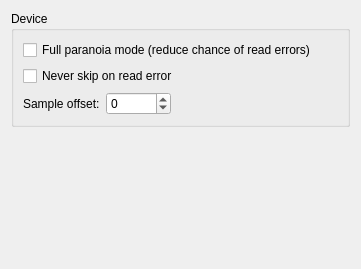
This is widgets/devicewidgetUI.ui in KDE/audex as Qt 5 draws it before an edit. The edited form follows.
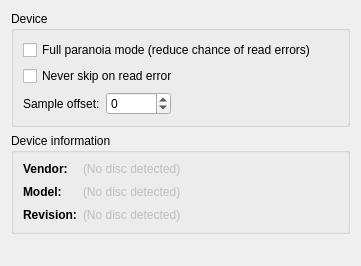
This is the edited form.

Commit message: Show device information in settings dialog

```diff
--- a/widgets/devicewidgetUI.ui
+++ b/widgets/devicewidgetUI.ui
@@ -7,7 +7,7 @@
     <x>0</x>
     <y>0</y>
     <width>361</width>
-    <height>269</height>
+    <height>266</height>
    </rect>
   </property>
   <layout class="QGridLayout" name="gridLayout_2">
@@ -69,14 +69,126 @@
     </widget>
    </item>
    <item row="1" column="0">
-    <spacer name="verticalSpacer">
+    <widget class="QGroupBox" name="gridGroupBox">
+     <property name="title">
+      <string>Device information</string>
+     </property>
+     <layout class="QGridLayout" name="gridLayout_3">
+      <property name="sizeConstraint">
+       <enum>QLayout::SetDefaultConstraint</enum>
+      </property>
+      <item row="1" column="0">
+       <widget class="QLabel" name="label_3">
+        <property name="enabled">
+         <bool>true</bool>
+        </property>
+        <property name="font">
+         <font>
+          <weight>75</weight>
+          <bold>true</bold>
+         </font>
+        </property>
+        <property name="text">
+         <string>Model:</string>
+        </property>
+       </widget>
+      </item>
+      <item row="1" column="1">
+       <widget class="QLabel" name="label_Model">
+        <property name="enabled">
+         <bool>false</bool>
+        </property>
+        <property name="text">
+         <string>(No disc detected)</string>
+        </property>
+        <property name="textInteractionFlags">
+         <set>Qt::LinksAccessibleByMouse|Qt::TextSelectableByMouse</set>
+        </property>
+       </widget>
+      </item>
+      <item row="1" column="2">
+       <spacer name="horizontalSpacer_2">
+        <property name="orientation">
+         <enum>Qt::Horizontal</enum>
+        </property>
+        <property name="sizeHint" stdset="0">
+         <size>
+          <width>40</width>
+          <height>20</height>
+         </size>
+        </property>
+       </spacer>
+      </item>
+      <item row="0" column="1">
+       <widget class="QLabel" name="label_Vendor">
+        <property name="enabled">
+         <bool>false</bool>
+        </property>
+        <property name="text">
+         <string>(No disc detected)</string>
+        </property>
+        <property name="textInteractionFlags">
+         <set>Qt::LinksAccessibleByMouse|Qt::TextSelectableByMouse</set>
+        </property>
+       </widget>
+      </item>
+      <item row="0" column="0">
+       <widget class="QLabel" name="label_2">
+        <property name="enabled">
+         <bool>true</bool>
+        </property>
+        <property name="font">
+         <font>
+          <weight>75</weight>
+          <bold>true</bold>
+         </font>
+        </property>
+        <property name="text">
+         <string>Vendor:</string>
+        </property>
+       </widget>
+      </item>
+      <item row="2" column="0">
+       <widget class="QLabel" name="label_4">
+        <property name="enabled">
+         <bool>true</bool>
+        </property>
+        <property name="font">
+         <font>
+          <weight>75</weight>
+          <bold>true</bold>
+         </font>
+        </property>
+        <property name="text">
+         <string>Revision:</string>
+        </property>
+       </widget>
+      </item>
+      <item row="2" column="1">
+       <widget class="QLabel" name="label_Revision">
+        <property name="enabled">
+         <bool>false</bool>
+        </property>
+        <property name="text">
+         <string>(No disc detected)</string>
+        </property>
+        <property name="textInteractionFlags">
+         <set>Qt::LinksAccessibleByMouse|Qt::TextSelectableByMouse</set>
+        </property>
+       </widget>
+      </item>
+     </layout>
+    </widget>
+   </item>
+   <item row="2" column="0">
+    <spacer name="verticalSpacer_2">
      <property name="orientation">
       <enum>Qt::Vertical</enum>
      </property>
      <property name="sizeHint" stdset="0">
       <size>
        <width>20</width>
-       <height>6</height>
+       <height>40</height>
       </size>
      </property>
     </spacer>
```
Left out of the diff: 20 changed lines with no effect on the pictures. The commit also changes 6 other files.
